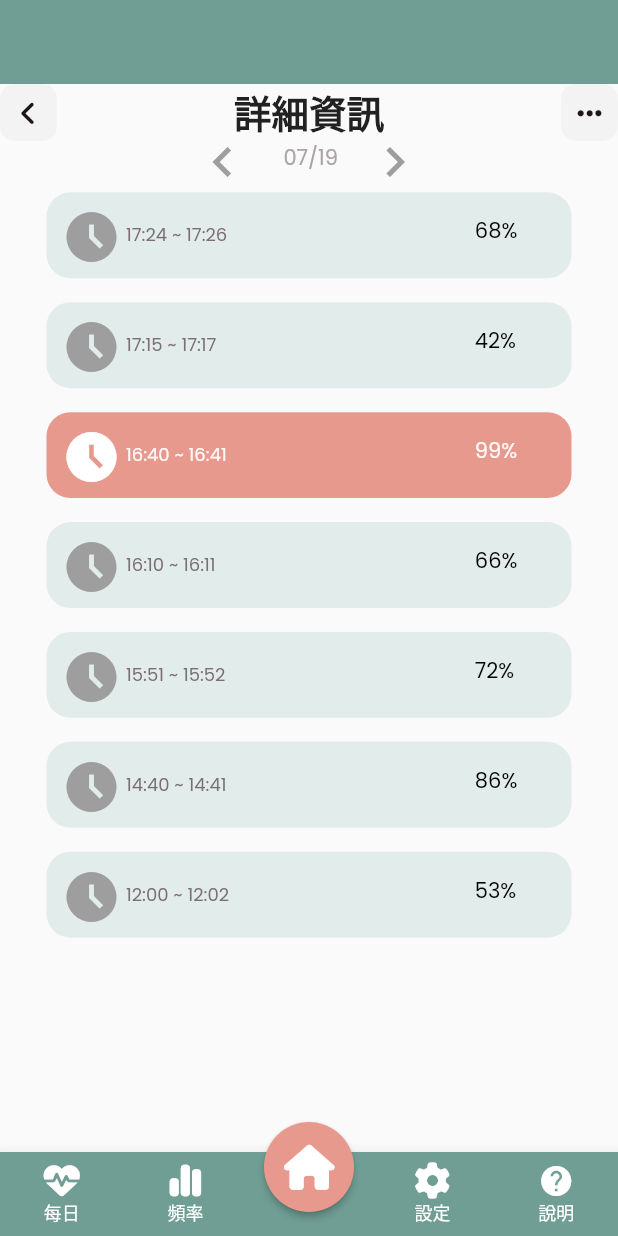
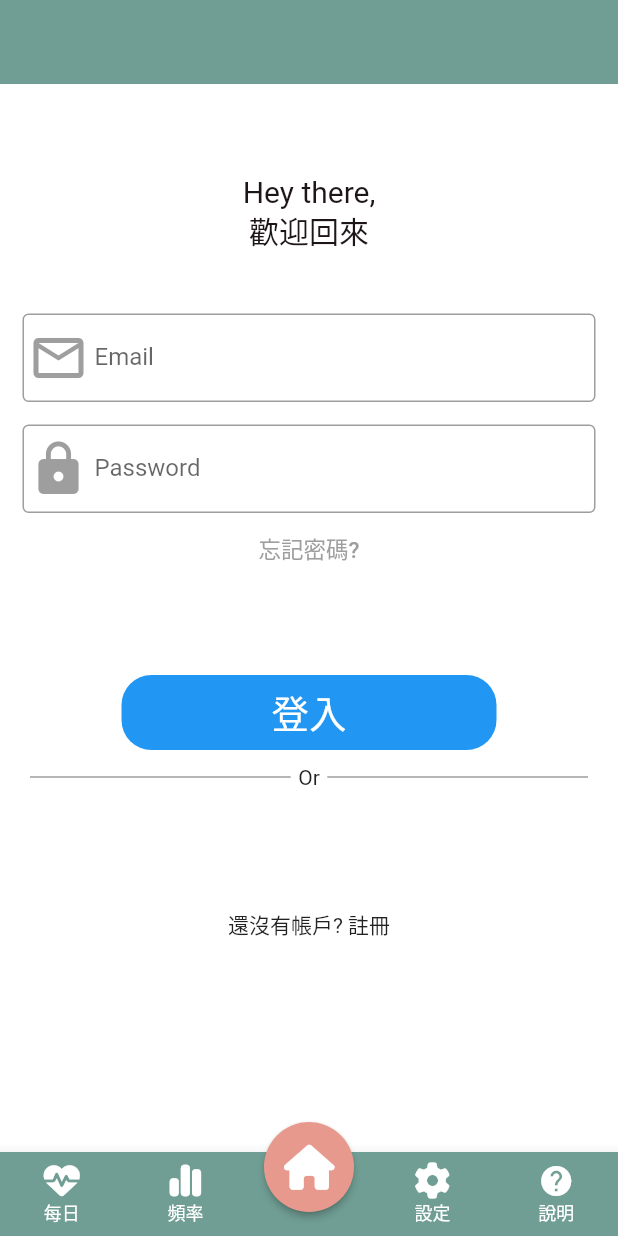
Before and after one commit to Tonyao0924/ECG_Application, a Flutter app: the screen it shows after launch, item 4 of the bottom bar chosen, on a phone screen of 412 x 824 dp. Run offline on Flutter 3.47's test engine with Material 2 defaults, Android fonts, the phone set to English and light mode, and no system bars; our stand-ins replace fl_chart, font_awesome_flutter, google_fonts, percent_indicator, shared_preferences, syncfusion_flutter_charts; network calls fail.

Commit message:
login_page

```diff
--- a/lib/Page/detailinfo/detailInfoPage.dart
+++ b/lib/Page/detailinfo/detailInfoPage.dart
@@ -10,7 +10,8 @@ class DetailInfoPage extends StatelessWidget {
   Widget build(BuildContext context) {
     return Scaffold(
       // appBar: const HeaderBar(),
-      body: Center(
+      body: Container(
+        padding: const EdgeInsets.all(20),
         child: Column(
           crossAxisAlignment: CrossAxisAlignment.center,
           children: <Widget>[
--- /dev/null
+++ b/lib/Page/login/loginPage.dart
@@ -0,0 +1,142 @@
+import "package:flutter/material.dart";
+import 'package:ecg/Page/symptomCheck/symptomCheckPage.dart';
+class LoginPage extends StatelessWidget {
+  const LoginPage({Key? key}) : super(key: key);
+
+
+  @override
+  Widget build(BuildContext context) {
+    return Scaffold(
+      backgroundColor: Colors.white,
+      body: SingleChildScrollView(
+        child: Column(
+          children: <Widget>[
+            const SizedBox(
+              height: 60,
+            ),
+            const Text('Hey there,\n歡迎回來',
+                textAlign: TextAlign.center,
+                style: TextStyle(
+                  color: Color.fromRGBO(29, 21, 23, 1),
+                  fontSize: 20,
+                  fontWeight: FontWeight.normal,
+                )),
+            const SizedBox(
+              height: 40,
+            ),
+            const Padding(
+              //padding: const EdgeInsets.only(left:15.0,right: 15.0,top:0,bottom: 0),
+              padding: EdgeInsets.symmetric(horizontal: 15),
+              child: TextField(
+                decoration: InputDecoration(
+                    border: OutlineInputBorder(),
+                    prefixIcon: Icon(Icons.email_outlined,size:40,color: Colors.grey),
+                    labelText: 'Email',
+                    hintText: 'Enter valid email'),
+              ),
+            ),
+            const Padding(
+              padding: EdgeInsets.only(
+                  left: 15.0, right: 15.0, top: 15, bottom: 0),
+              //padding: EdgeInsets.symmetric(horizontal: 15),
+              child: TextField(
+
+                obscureText: true,
+                decoration: InputDecoration(
+                    border: OutlineInputBorder(),
+                    prefixIcon: Icon(Icons.lock,size:40,color: Colors.grey),
+                    labelText: 'Password',
+                    hintText: 'Enter secure password'),
+
+              ),
+            ),
+            // ignore: deprecated_member_use
+            FlatButton(
+              onPressed: (){
+                //TODO FORGOT PASSWORD SCREEN GOES HERE
+              },
+              child: const Text(
+                '忘記密碼?',
+                style: TextStyle(color: Colors.grey, fontSize: 15),
+              ),
+            ),
+            const SizedBox(
+              height: 60,
+            ),
+            Container(
+              height: 50,
+              width: 250,
+              decoration: BoxDecoration(
+                  color: Colors.blue, borderRadius: BorderRadius.circular(20)),
+              child: FlatButton(
+                onPressed: () {
+                  Navigator.push(
+                      context, MaterialPageRoute(builder: (_) => SymptomCheckPage()));
+                },
+                child: const Text(
+                  '登入',
+                  style: TextStyle(color: Colors.white, fontSize: 25),
+                ),
+              ),
+            ),
+            const SizedBox(
+              height: 10,
+            ),
+            Row(
+              children:const [
+                Expanded(
+                    child: Divider(
+                      height: 3,
+                      indent: 20,
+                      endIndent: 5,
+                      thickness: 1,
+                      color: Colors.grey,
+                    )
+                ),
+
+                Text("Or"),
+
+                Expanded(
+                    child: Divider(
+                      height: 3,
+                      indent: 5,
+                      endIndent: 20,
+                      thickness: 1,
+                      color: Colors.grey,
+                    )
+                ),
+                ]
+            ),
+            const SizedBox(
+              height: 10,
+            ),
+            Row(
+              mainAxisAlignment: MainAxisAlignment.center,
+
+                children: const [
+                  SizedBox(
+                    width: 50,
+                    height: 50,
+
+                  ),
+                ],
+
+            ),
+            const SizedBox(
+              height: 20,
+            ),
+            Row(
+                mainAxisAlignment: MainAxisAlignment.center,
+                mainAxisSize: MainAxisSize.max,
+                children: const <Widget> [
+                  Text('還沒有帳戶? 註冊')
+
+                ]
+            )
+
+          ],
+        ),
+      ),
+    );
+  }
+}
--- a/lib/main.dart
+++ b/lib/main.dart
@@ -6,6 +6,7 @@ import 'package:flutter/material.dart';
 import 'package:font_awesome_flutter/font_awesome_flutter.dart';
 import 'Page/heartRateInfo/heartRateInfoPage.dart';
 import 'Page/singleDayAnalysis/singleDayAnalysisPage.dart';
+import 'package:ecg/Page/login/loginPage.dart';
 
 import 'Page/symptomCheck/symptomCheckPage.dart';
 import 'config/palette.dart';
@@ -40,7 +41,7 @@ class _BottomNavigationControllerState
     const HeartRateInfoPage(),
     const SingleDayAnalysisPage(),
     const SymptomCheckPage(),
-    const DetailInfoPage(),
+    LoginPage(),
     const PastAnalysisPage()
   ];
 
```
